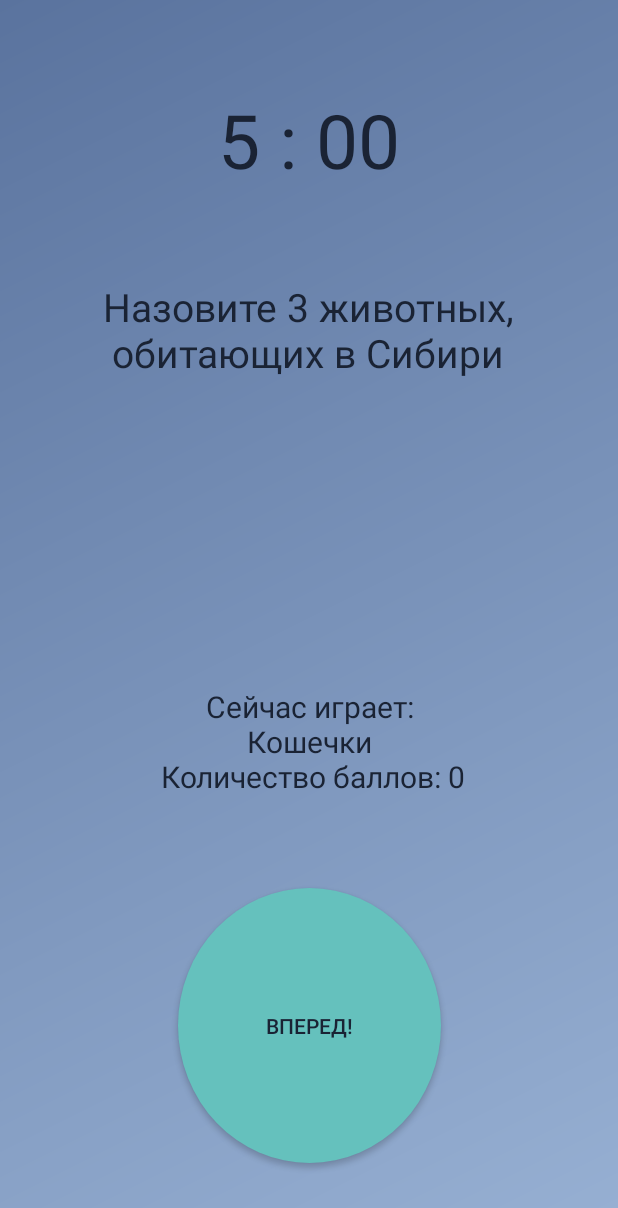
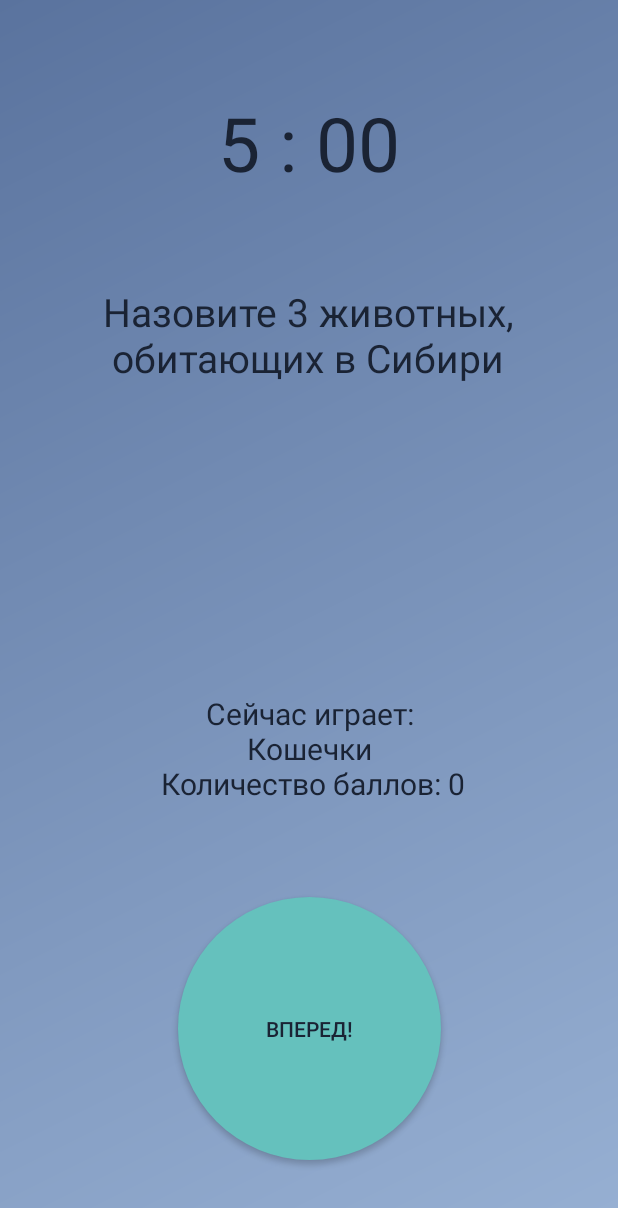
Before and after one commit to ETS-Android3/FiveSecondsRule, an Android app: the screen it shows after launch (GameActivity), after a tap on "ИГРАТЬ ВДВОЕМ", on a phone screen of 412 x 824 dp. Shown: the top 1208 px of the screen. Run offline under Robolectric (Android 15) with nearby library versions, the phone set to English and light mode, and no system bars; Roboto replaces fonts that are not available here.

Commit message:
change design

```diff
--- a/app/src/main/res/layout-large/activity_game.xml
+++ b/app/src/main/res/layout-large/activity_game.xml
@@ -9,8 +9,8 @@
 
     <Button
         android:id="@+id/button3"
-        android:layout_width="280dp"
-        android:layout_height="280dp"
+        android:layout_width="260dp"
+        android:layout_height="260dp"
         android:background="@drawable/green_button"
         android:onClick="Answer_Button"
         android:text="@string/stop_botton"
--- a/app/src/main/res/layout-large/popup_window.xml
+++ b/app/src/main/res/layout-large/popup_window.xml
@@ -19,7 +19,7 @@
             android:layout_margin="30dp"
             android:text="@string/FullRules"
             android:textSize="28sp"
-            android:textColor="@color/lightAccent"/>
+            android:textColor="@color/darkAccent"/>
 
     </RelativeLayout>
     </ScrollView>
--- a/app/src/main/res/layout/activity_game.xml
+++ b/app/src/main/res/layout/activity_game.xml
@@ -10,7 +10,7 @@
     <Button
         android:id="@+id/button3"
         android:layout_width="175dp"
-        android:layout_height="183dp"
+        android:layout_height="175dp"
         android:onClick="Answer_Button"
         android:text="@string/stop_botton"
         app:layout_constraintBottom_toBottomOf="parent"
--- a/app/src/main/res/layout/popup_window.xml
+++ b/app/src/main/res/layout/popup_window.xml
@@ -18,7 +18,7 @@
             android:layout_centerInParent="true"
             android:layout_margin="30dp"
             android:text="@string/FullRules"
-            android:textSize="18sp"
+            android:textSize="22sp"
             android:textColor="@color/darkAccent"
             android:shadowColor="#FFFFFF"
             android:shadowDx="0.0"
```
Also changed, not shown: app/src/main/res/layout-large/activity_filters.xml (+4 -4 lines).
